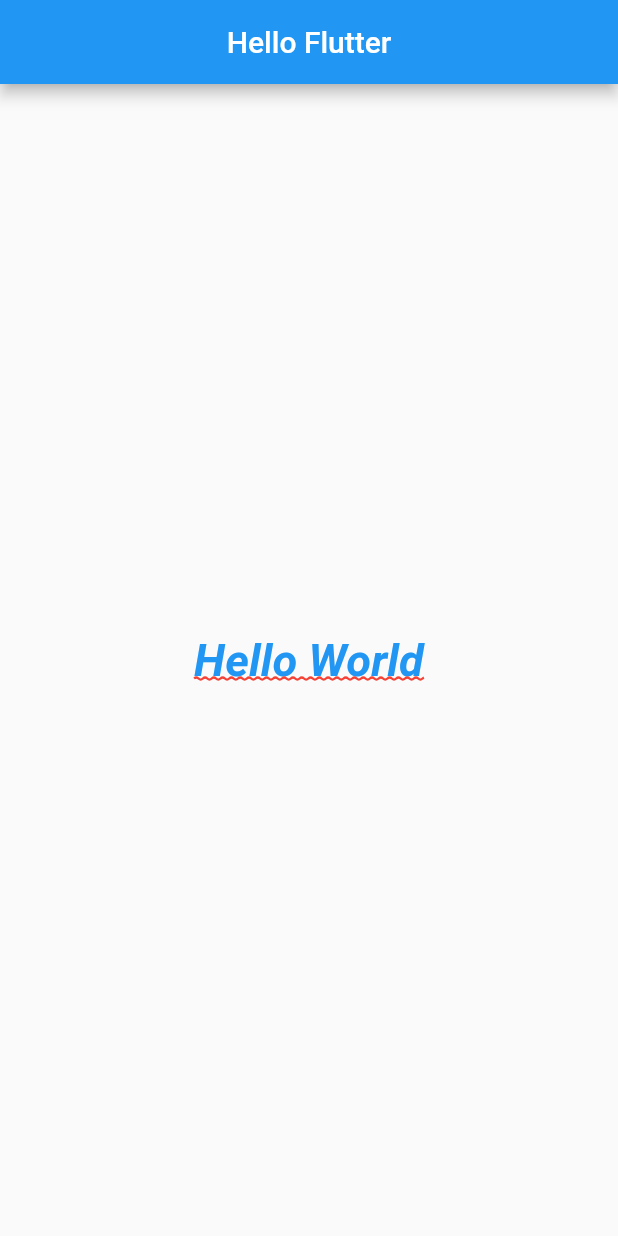
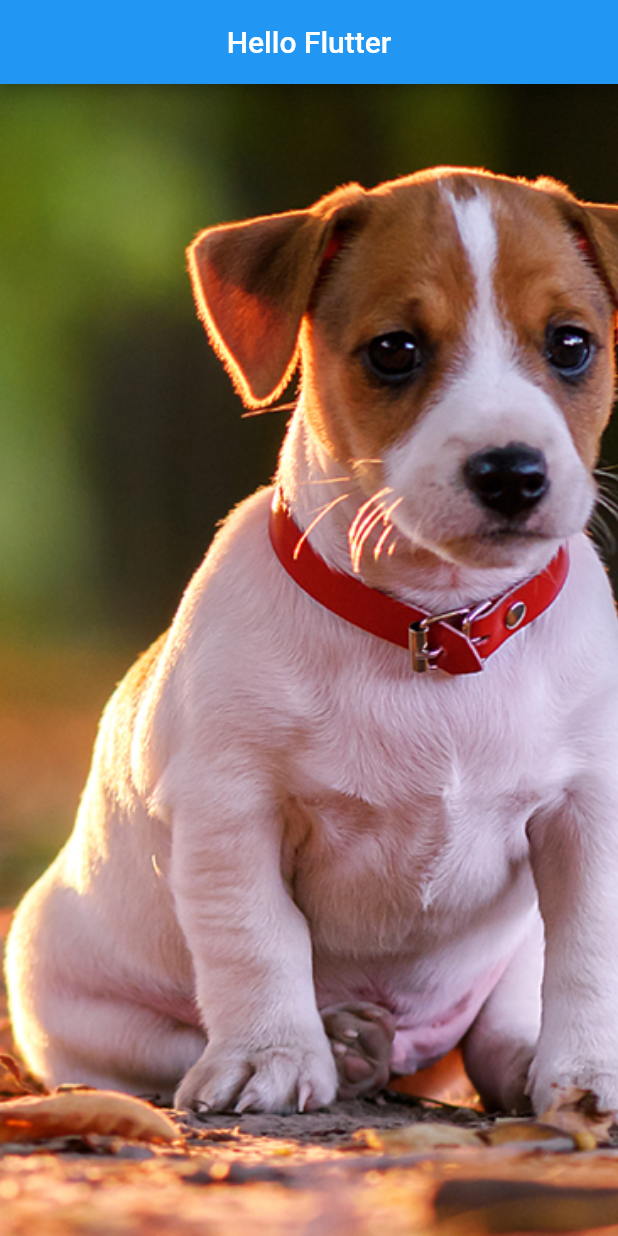
Before and after one commit to DiegoAlmeidaProject/HelloDog, a Flutter app: the screen it shows after launch, on a phone screen of 412 x 824 dp. Run offline on Flutter 3.47's test engine with Material 2 defaults, Android fonts, the phone set to English and light mode, and no system bars.

```diff
--- a/lib/home_page.dart
+++ b/lib/home_page.dart
@@ -16,9 +16,16 @@ class HomePage extends StatelessWidget {
 
   _body() {
     return Container(
-      child: Center(
-        child: _text(),
+      color: Colors.white,
+      child: SizedBox.expand(
+        child: _img(),
       ),
+    );
+  }
+
+  _img(){
+    return Image.asset("assets/images/dog1.png",
+      fit: BoxFit.cover,
     );
   }
 
--- a/pubspec.yaml
+++ b/pubspec.yaml
@@ -58,7 +58,8 @@ flutter:
   uses-material-design: true
 
   # To add assets to your application, add an assets section, like this:
-  # assets:
+  assets:
+      - assets/images/
   #   - images/a_dot_burr.jpeg
   #   - images/a_dot_ham.jpeg
 
```
Also changed, not shown: assets/images/dog1.png (added), assets/images/dog2.png (added), assets/images/dog3.png (added), assets/images/dog4.png (added), assets/images/dog5.png (added).
